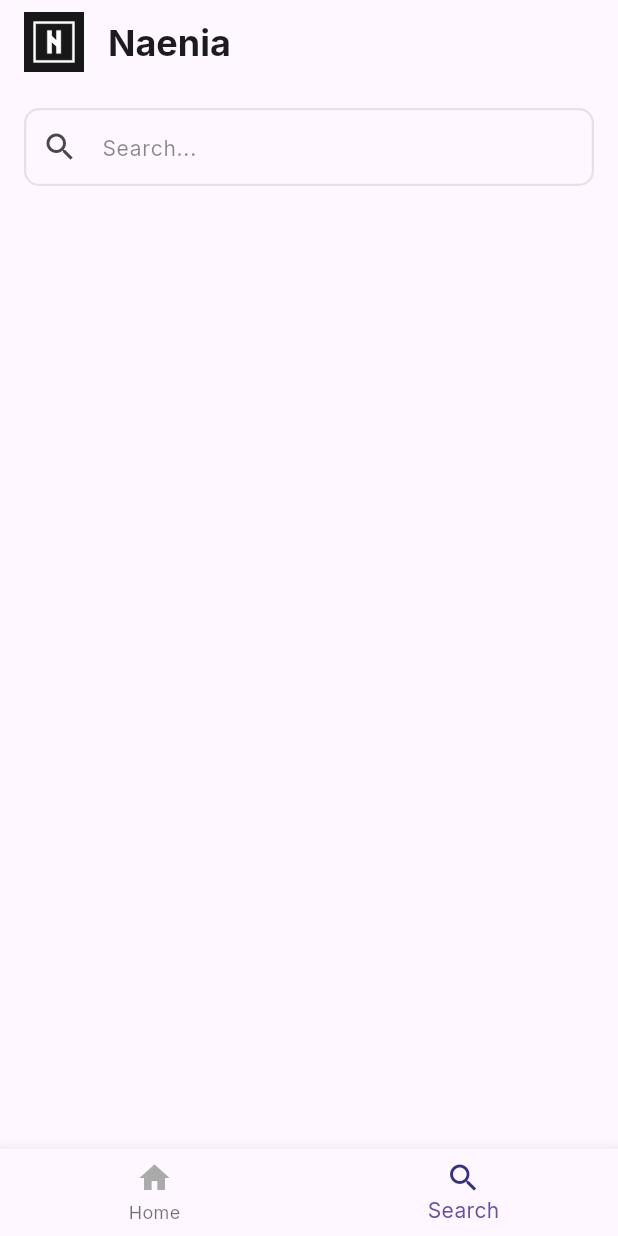
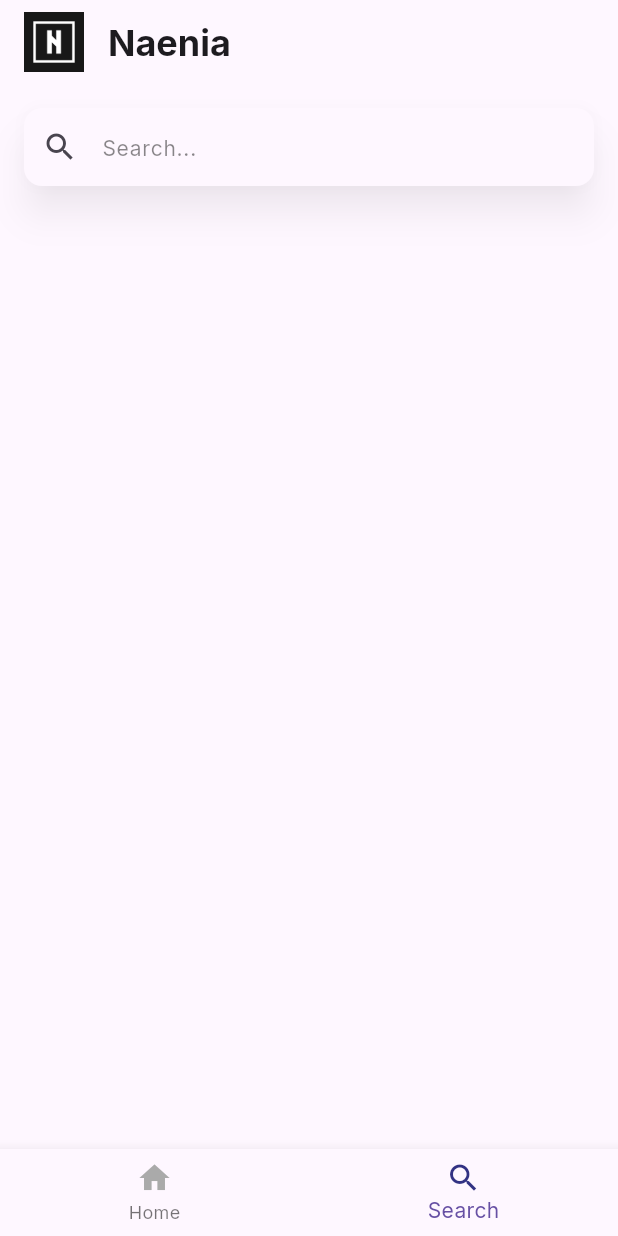
Before and after one commit to gongbhao/naenia, a Flutter app: the screen it shows after launch, item 2 of the bottom bar chosen, on a phone screen of 412 x 824 dp. Run offline on Flutter 3.47's test engine with Material 3 defaults, Android fonts, the light colour scheme and no system bars; our stand-ins replace google_fonts.

Commit message:
modified search field with shadow

```diff
--- a/lib/widgets/SearchField.dart
+++ b/lib/widgets/SearchField.dart
@@ -13,6 +13,8 @@ class _SearchFieldState extends State<SearchField> {
   Widget build(BuildContext context) {
     return Expanded(
       child: Material(
+        elevation: 10,
+        shadowColor: Colors.black.withValues(alpha: .30),
         borderRadius: BorderRadius.circular(12),
         child: TextField(
           cursorColor: Color.fromRGBO(18, 18, 18, 0.1),
@@ -20,21 +22,9 @@ class _SearchFieldState extends State<SearchField> {
             hintText: 'Search...',
             hintStyle: TEXT_PLACEHOLDER,
             prefixIcon: const Icon(Icons.search),
-            focusedBorder: OutlineInputBorder(
-              borderRadius: BorderRadius.all(Radius.circular(10.0)),
-              borderSide: BorderSide(color: COLOR_GREY),
-            ),
-            border: OutlineInputBorder(
-              borderRadius: BorderRadius.all(Radius.circular(10.0)),
-              borderSide: BorderSide(color: COLOR_GREY),
-            ),
-            enabledBorder: OutlineInputBorder(
-              borderRadius: BorderRadius.all(Radius.circular(10.0)),
-              borderSide: BorderSide(
-                color: Color.fromRGBO(18, 18, 18, 0.1),
-                width: 1.5,
-              ),
-            ),
+            border: InputBorder.none,
+            focusedBorder: InputBorder.none,
+            enabledBorder: InputBorder.none,
             contentPadding: const EdgeInsets.symmetric(
               horizontal: 16,
               vertical: 14,
```
